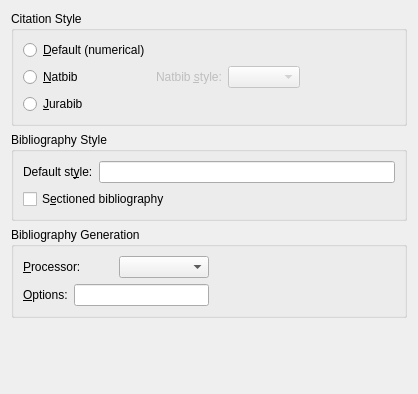
Before: the Qt Designer form src/frontends/qt4/ui/BiblioUi.ui in cburschka/lyx, drawn with Qt 5.
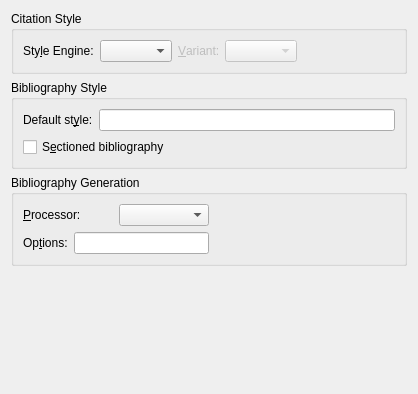
After: the same form once the commit is applied.

Commit message:
Properly support the cite engines in the GUI
Instead of hardcoding 3 engines, we now support all engines which are
defined in the *.citeengines files.

Diff of the .ui file:
```diff
--- a/src/frontends/qt4/ui/BiblioUi.ui
+++ b/src/frontends/qt4/ui/BiblioUi.ui
@@ -21,42 +21,51 @@
      <property name="flat" >
       <bool>true</bool>
      </property>
-     <layout class="QGridLayout" name="gridLayout" >
-      <item row="0" column="0" >
-       <widget class="QRadioButton" name="citeDefaultRB" >
-        <property name="toolTip" >
-         <string>Use BibTeX's default numerical styles</string>
-        </property>
-        <property name="text" >
-         <string>&amp;Default (numerical)</string>
-        </property>
-       </widget>
-      </item>
-      <item row="1" column="0" >
-       <widget class="QRadioButton" name="citeNatbibRB" >
-        <property name="toolTip" >
-         <string>Use the natbib styles for natural sciences and arts. Set additional parameters in document class options.</string>
-        </property>
-        <property name="text" >
-         <string>&amp;Natbib</string>
-        </property>
-       </widget>
-      </item>
-      <item row="1" column="1" >
-       <layout class="QHBoxLayout" >
-        <property name="spacing" >
+     <layout class="QGridLayout" name="gridLayout">
+      <item row="0" column="0">
+       <layout class="QHBoxLayout">
+        <property name="spacing">
          <number>6</number>
         </property>
         <property name="margin" >
          <number>0</number>
         </property>
+        <property name="topMargin">
+         <number>0</number>
+        </property>
+        <property name="rightMargin">
+         <number>0</number>
+        </property>
+        <property name="bottomMargin">
+         <number>0</number>
+        </property>
         <item>
-         <widget class="QLabel" name="citationStyleL" >
-          <property name="enabled" >
+         <widget class="QLabel" name="citeEngineLA">
+          <property name="toolTip">
+           <string/>
+          </property>
+          <property name="text">
+           <string>Sty&amp;le Engine:</string>
+          </property>
+          <property name="buddy">
+           <cstring>citeEngineCO</cstring>
+          </property>
+         </widget>
+        </item>
+        <item>
+         <widget class="QComboBox" name="citeEngineCO">
+          <property name="toolTip">
+           <string>A selection of different style engines (such as natbib) that respectively provide support for specific citytion and bibliography styles. Expand to get more information.</string>
+          </property>
+         </widget>
+        </item>
+        <item>
+         <widget class="QLabel" name="citationStyleL">
+          <property name="enabled">
            <bool>false</bool>
           </property>
-          <property name="text" >
-           <string>Natbib &amp;style:</string>
+          <property name="text">
+           <string>&amp;Variant:</string>
           </property>
           <property name="buddy" >
            <cstring>citeStyleCO</cstring>
@@ -78,7 +87,7 @@
         </item>
        </layout>
       </item>
-      <item row="1" column="2" >
+      <item row="0" column="1">
        <spacer>
         <property name="orientation" >
          <enum>Qt::Horizontal</enum>
@@ -91,16 +100,6 @@
         </property>
        </spacer>
       </item>
-      <item row="2" column="0" >
-       <widget class="QRadioButton" name="citeJurabibRB" >
-        <property name="toolTip" >
-         <string>Use the jurabib styles for law and humanities</string>
-        </property>
-        <property name="text" >
-         <string>&amp;Jurabib</string>
-        </property>
-       </widget>
-      </item>
      </layout>
     </widget>
    </item>
@@ -196,9 +195,9 @@
       <item row="1" column="0" >
        <layout class="QHBoxLayout" name="horizontalLayout_2" >
         <item>
-         <widget class="QLabel" name="bibtexOptionsLA" >
-          <property name="text" >
-           <string>&amp;Options:</string>
+         <widget class="QLabel" name="bibtexOptionsLA">
+          <property name="text">
+           <string>Op&amp;tions:</string>
           </property>
           <property name="buddy" >
            <cstring>bibtexOptionsLE</cstring>
```
Left out of the diff: 124 changed lines with no effect on the pictures. The commit also changes 8 other files.
